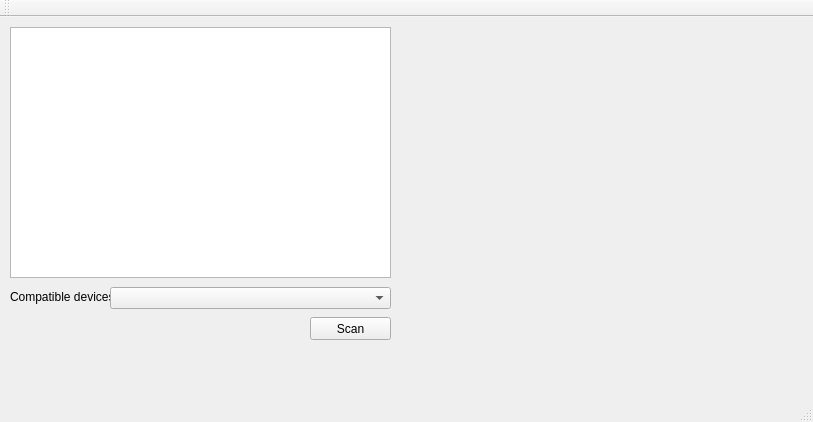
Before: the Qt Designer form src/mainwindow.ui in quepas/BodyOfYours, drawn with Qt 5.
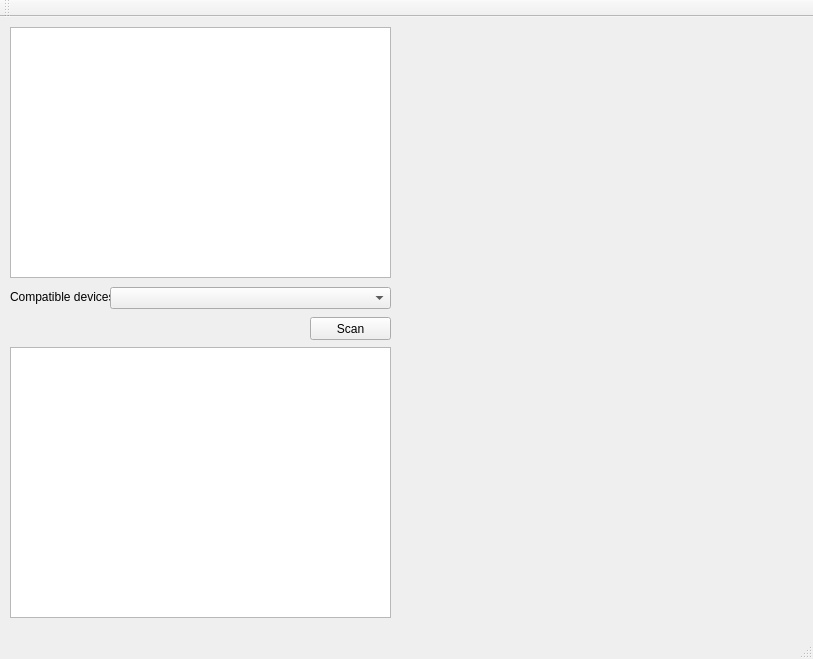
After: the same form once the commit is applied. Custom widgets are drawn as their Qt base class.

Commit message: Adding new scans data tree widget (QTreeView).

Diff of the .ui file:
```diff
--- a/src/mainwindow.ui
+++ b/src/mainwindow.ui
@@ -7,7 +7,7 @@
     <x>0</x>
     <y>0</y>
     <width>813</width>
-    <height>422</height>
+    <height>659</height>
    </rect>
   </property>
   <property name="windowTitle">
@@ -70,6 +70,16 @@
      <string>Scan</string>
     </property>
    </widget>
+   <widget class="QTreeView" name="scansDataTree">
+    <property name="geometry">
+     <rect>
+      <x>10</x>
+      <y>330</y>
+      <width>381</width>
+      <height>271</height>
+     </rect>
+    </property>
+   </widget>
   </widget>
   <widget class="QMenuBar" name="menuBar">
    <property name="geometry">
```
